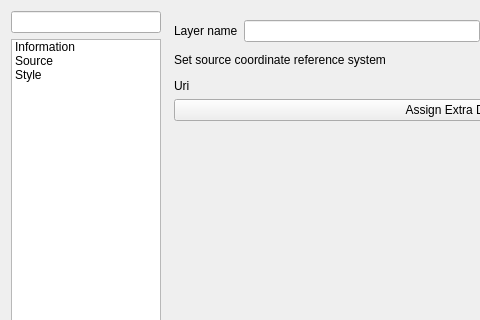
Above: src/ui/mesh/qgsmeshlayerpropertiesbase.ui from qgis/QGIS before the change; both pictures show x 0 to 480 and y 0 to 320 of the 815 by 777 pixel window. Below: the same form after it.
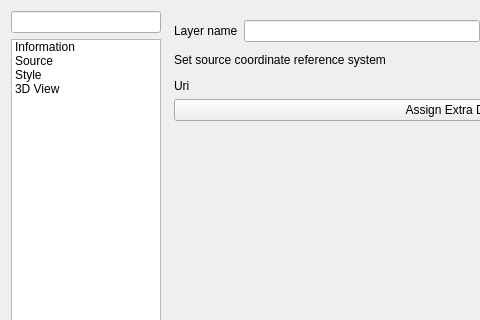
That is the form after the change. The open tabs and pages were chosen to show the change. Icons and pictures are not drawn. Custom widgets are drawn as their Qt base class.

Commit message: add 3d renderer icon to mesh properties panel too

```diff
--- a/src/ui/mesh/qgsmeshlayerpropertiesbase.ui
+++ b/src/ui/mesh/qgsmeshlayerpropertiesbase.ui
@@ -122,6 +122,15 @@
             <normaloff>:/images/themes/default/propertyicons/symbology.svg</normaloff>:/images/themes/default/propertyicons/symbology.svg</iconset>
           </property>
          </item>
+         <item>
+          <property name="text">
+           <string>3D View</string>
+          </property>
+          <property name="icon">
+           <iconset resource="../../../images/images.qrc">
+            <normaloff>:/images/themes/default/3d.svg</normaloff>:/images/themes/default/3d.svg</iconset>
+          </property>
+         </item>
         </widget>
        </item>
       </layout>
```
Left out of the diff: 39 changed lines with no effect on the pictures. The commit also changes 2 other files.
